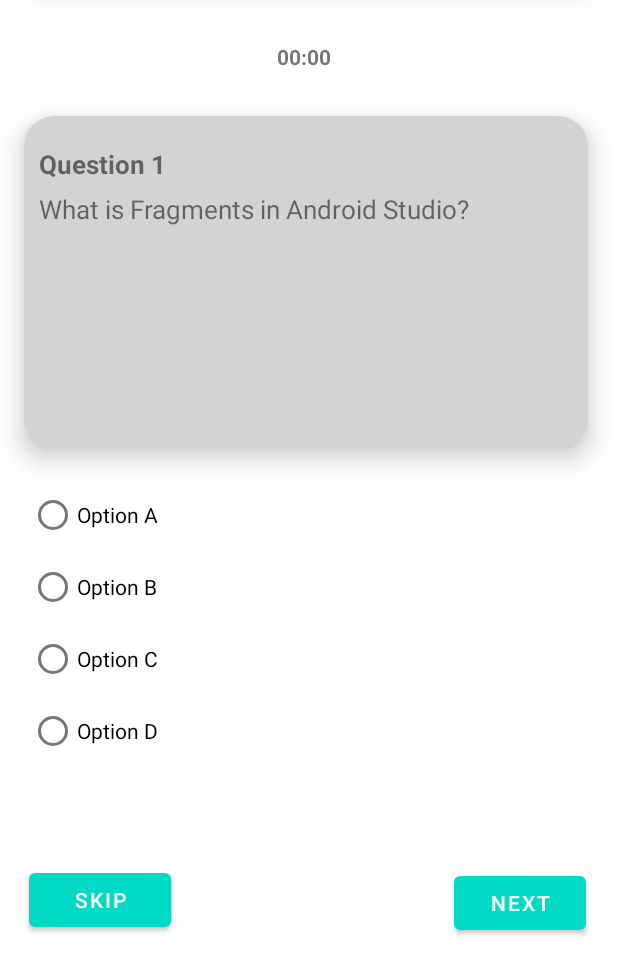
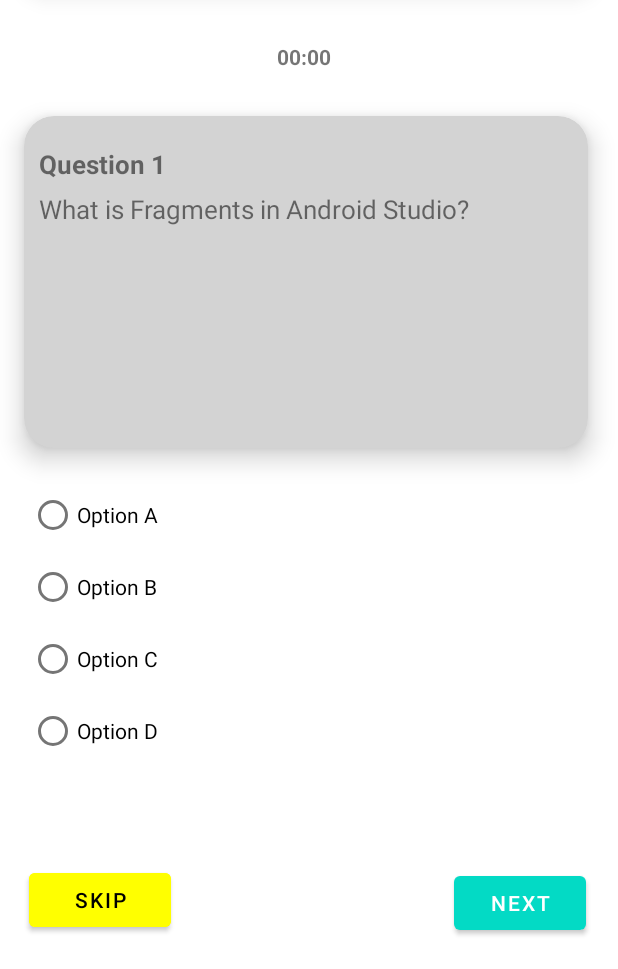
Before and after one commit to KiranKumarMalik/Centurion-Examination-System, an Android app: the Student_Exam_Section screen opened directly, with no data from a screen before it, on a phone screen of 412 x 824 dp, the part 267-1236 px from its top. Run offline under Robolectric (Android 15) with nearby library versions, the phone set to English and light mode, and no system bars; Roboto replaces fonts that are not available here.

Commit message:
changes in code

```diff
--- a/app/src/main/res/layout/activity_student_exam_section.xml
+++ b/app/src/main/res/layout/activity_student_exam_section.xml
@@ -138,8 +138,10 @@
         android:layout_marginStart="19dp"
         android:layout_marginEnd="298dp"
         android:layout_marginBottom="22dp"
-        android:color="@color/yellow"
+        android:backgroundTint="@color/yellow"
         android:text="Skip"
+        android:textColor="@color/black"
+
         tools:ignore="TextContrastCheck" />
 
 </RelativeLayout>
```
